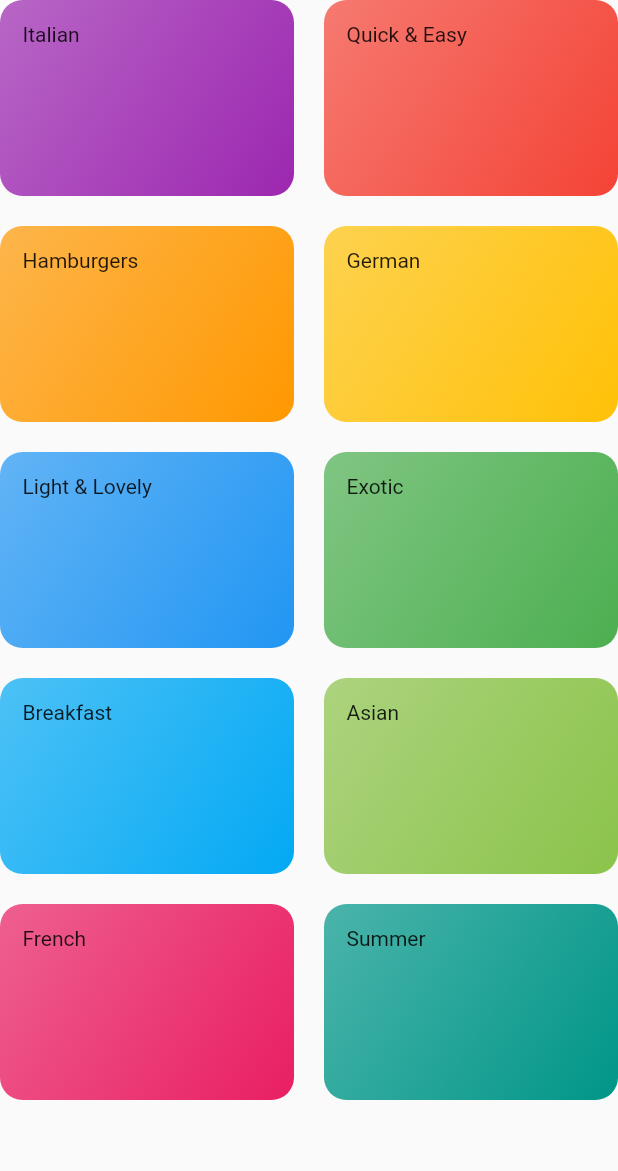
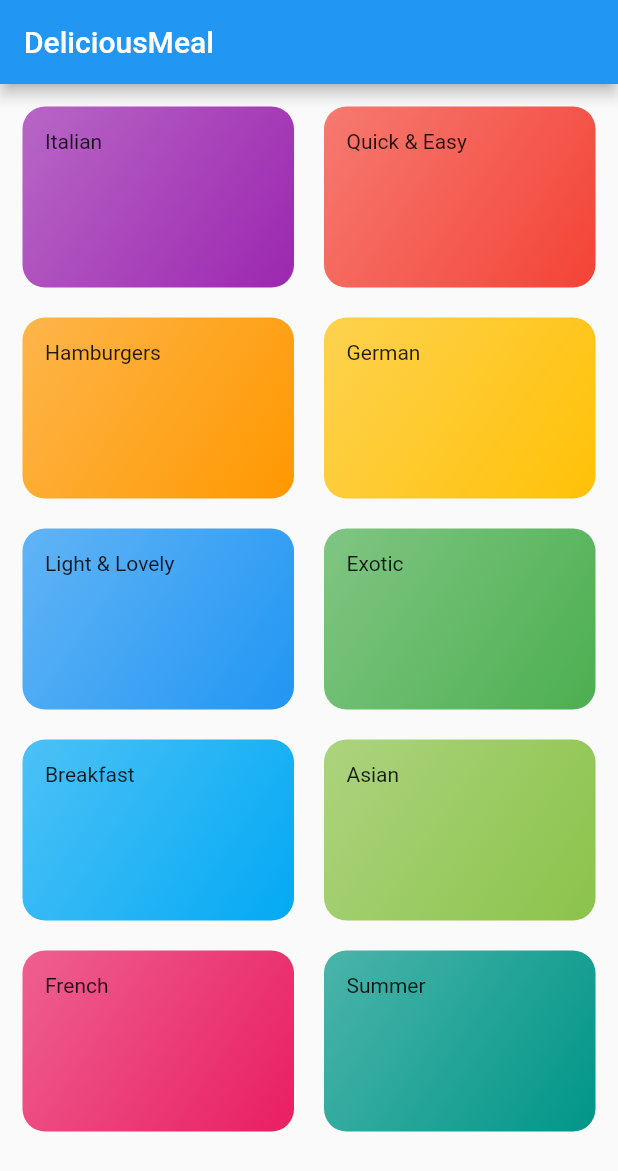
Before and after one commit to ShinaOdukoya/meals_app, a Flutter app: the CategoriesScreen screen opened directly, on a phone screen of 412 x 824 dp. Shown: the top 1171 px of the screen. Run offline on Flutter 3.47's test engine with Material 2 defaults, Android fonts, the phone set to English and light mode, and no system bars.

Commit message:
Registered CategoryScreen as home screen

```diff
--- a/lib/categories_screen.dart
+++ b/lib/categories_screen.dart
@@ -9,7 +9,12 @@ class CategoriesScreen extends StatelessWidget {
 
   @override
   Widget build(BuildContext context) {
-    return GridView(
+    return Scaffold(
+      appBar: AppBar(
+        title: const Text('DeliciousMeal'),
+      ),
+      body: GridView(
+        padding: const EdgeInsets.all(15),
         gridDelegate: const SliverGridDelegateWithMaxCrossAxisExtent(
           maxCrossAxisExtent: 200,
           childAspectRatio: 3 / 2, //1.5
@@ -17,8 +22,14 @@ class CategoriesScreen extends StatelessWidget {
           mainAxisSpacing: 20,
         ),
         children: DUMMY_CATEGORIES
-          .map((catData) => CategoryItem(catData.title, catData.color))
+            .map(
+              (catData) => CategoryItem(
+                catData.title,
+                catData.color,
+              ),
+            )
             .toList(),
+      ),
     );
   }
 }
```
Also changed, not shown: lib/main.dart (+2 -31 lines). Lines whose indentation alone changed are shown as unchanged.
